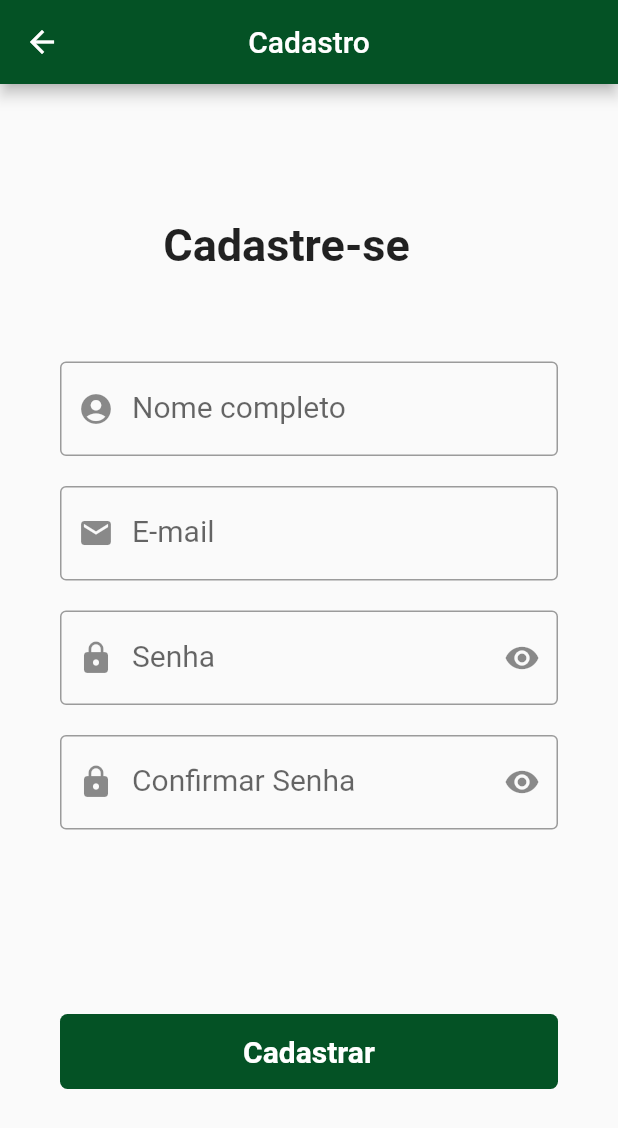
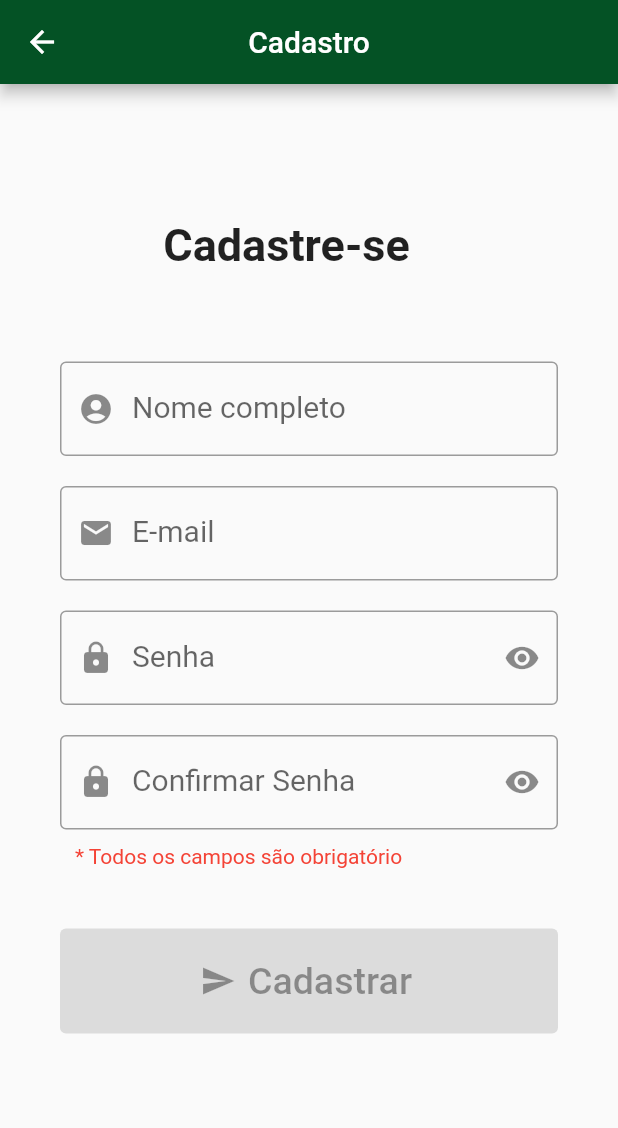
Before and after one commit to AlissonJB13/newbioif, a Flutter app: the Cadastro screen opened directly, on a phone screen of 412 x 824 dp. Shown: the top 1128 px of the screen. Run offline on Flutter 3.47's test engine with Material 2 defaults, Android fonts, the phone set to English and light mode, and no system bars; our stand-ins replace cached_network_image, cloud_firestore, connectivity_plus, firebase_auth, firebase_core, firebase_storage and 9 more; missing offline and left inert: flutter_pdfview; accounts and stored records are empty.

Commit message:
camp obrigatorio tela cadastro

```diff
--- a/bio_if/lib/visualizacao/cadastro.dart
+++ b/bio_if/lib/visualizacao/cadastro.dart
@@ -29,33 +29,46 @@ class _CadastroState extends State<Cadastro> {
   bool senha1 = true;
   bool senha2 = true;
   bool _isLoading = false;
+  bool _isButtonEnabled = false; // Inicialmente, o botão está desabilitado
 
-  /*void _exibirAlertDialog(String mensagem) {
-    showDialog(
-      context: context,
-      barrierDismissible: false,
-      builder: (BuildContext context) {
-        return AlertDialog(
-          title: const Text("Atenção"),
-          content: Text(mensagem),
-          actions: [
-            TextButton(
-              onPressed: () {
-                Navigator.pop(context); // Fecha o AlertDialog
-                Navigator.pushReplacement(
-                  context,
-                  MaterialPageRoute(
-                      builder: (context) =>
-                          Login()), // Navega para a tela de login
-                );
-              },
-              child: Text("OK"),
-            ),
-          ],
-        );
-      },
-    );
-  }*/
+  void _checkButtonState() {
+    // Verifica se os campos de texto estão vazios
+    final nomeIsEmpty = _controllerNome.text.isEmpty;
+    final emailIsEmpty = _controllerEmail.text.isEmpty;
+    final senhaIsEmpty = _controllerSenha.text.isEmpty;
+    final confirmasenhaIsEmpty = _controllerConfirmaSenha.text.isEmpty;
+
+    // Atualiza o estado do botão com base na condição
+    setState(() {
+      _isButtonEnabled = !(nomeIsEmpty ||
+          emailIsEmpty ||
+          senhaIsEmpty ||
+          confirmasenhaIsEmpty);
+    });
+  }
+
+  @override
+  void initState() {
+    _controllerNome.addListener(_checkButtonState);
+    _controllerSenha.addListener(_checkButtonState);
+    _controllerEmail.addListener(_checkButtonState);
+    _controllerConfirmaSenha.addListener(_checkButtonState);
+
+    super.initState();
+  }
+
+  @override
+  void dispose() {
+    // Remove os ouvintes ao encerrar o widget
+    _controllerNome.removeListener(_checkButtonState);
+    _controllerEmail.removeListener(_checkButtonState);
+    _controllerSenha.removeListener(_checkButtonState);
+    _controllerConfirmaSenha.removeListener(_checkButtonState);
+    _controllerNome.dispose();
+    _controllerEmail.dispose();
+    _controllerSenha.dispose();
+    _controllerConfirmaSenha.dispose();
+  }
 
   void _exibirAlertDialog(
       String statusMessage, bool showButton, bool showProgress) {
@@ -236,42 +249,23 @@ class _CadastroState extends State<Cadastro> {
                 )),
             style: TextStyle(fontSize: 20),
           ),
-          Padding(
-            padding: EdgeInsets.only(top: 40),
+          const Padding(
+            padding: EdgeInsets.all(10),
+            child: Text("* Todos os campos são obrigatório",
+                style: TextStyle(color: Colors.red)),
           ),
-          Padding(
-            padding: EdgeInsets.all(10),
-            child: Text(
-              _status!,
-              style: TextStyle(fontSize: 20),
-              textAlign: TextAlign.center,
+          const Padding(padding: EdgeInsets.only(top: 30)),
+          Container(
+            height: 70,
+            child: ElevatedButton.icon(
+              icon: const Icon(Icons.send),
+              label: const Text('Cadastrar', style: TextStyle(fontSize: 25)),
+              style: ElevatedButton.styleFrom(
+                backgroundColor: const Color.fromARGB(255, 04, 82, 37),
+              ),
+              onPressed: _isButtonEnabled ? _cadastrarUsuario : null,
             ),
-          ),
-          Padding(
-            padding: EdgeInsets.only(top: 40),
-          ),
-          InkWell(
-            onTap: () {
-              _cadastrarUsuario();
-            },
-            child: Container(
-              height: 50,
-              decoration: BoxDecoration(
-                  color: const Color.fromARGB(255, 04, 82, 37),
-                  borderRadius: BorderRadius.circular(5)),
-              child: Center(
-                child: _isLoading
-                    ? CircularProgressIndicator() // Mostra um indicador de carregamento
-                    : Text(
-                        "Cadastrar",
-                        style: TextStyle(
-                            color: Colors.white,
-                            fontSize: 20,
-                            fontWeight: FontWeight.bold),
-                      ),
-              ),
-            ),
-          ),
+          )
         ]),
       ),
     );
```
